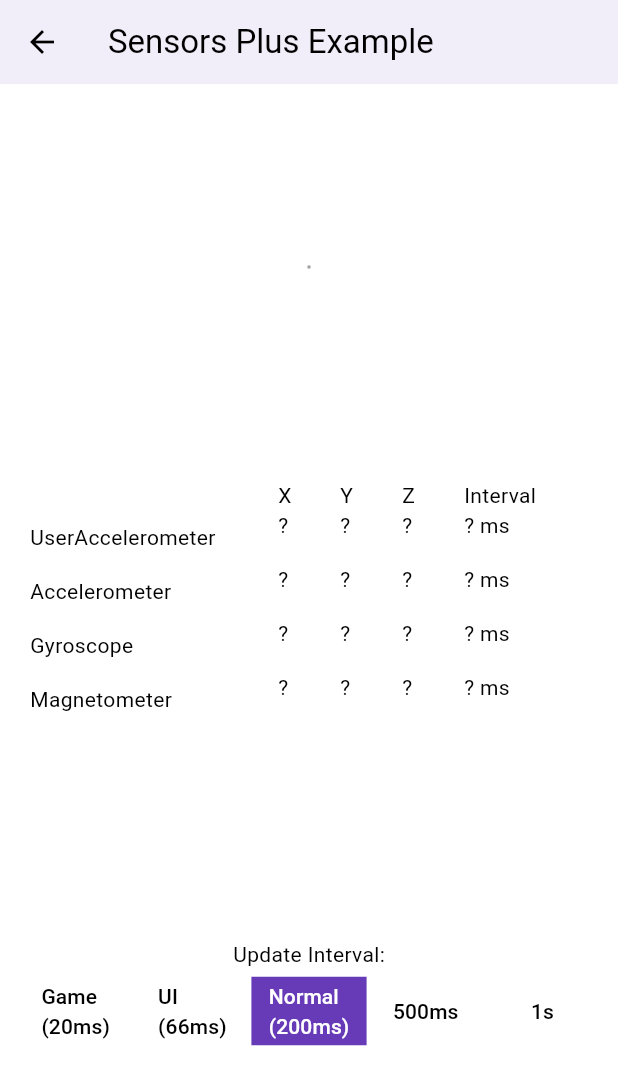
After one commit to SE-Final-Project-SafetyEye/SafetyEye, a Flutter app: the AccelerometerScreen screen opened directly, on a phone screen of 412 x 824 dp. The commit adds this screen. Shown: the top 1085 px of the screen. Run offline on Flutter 3.47's test engine with Material 3 defaults, Android fonts, the phone set to English and light mode, and no system bars; our stand-ins replace avatar_glow, firebase_auth, firebase_core, image_picker, sensors_plus, speech_to_text and 1 more; missing offline and left inert: highlight_text; accounts and stored records are empty.

```diff
--- /dev/null
+++ b/lib/poc/Location.dart
@@ -0,0 +1,304 @@
+import 'dart:async';
+
+import 'dart:async';
+
+import 'package:flutter/material.dart';
+import 'package:flutter/services.dart';
+import 'package:sensors_plus/sensors_plus.dart';
+
+class AccelerometerScreen extends StatefulWidget {
+  const AccelerometerScreen({super.key});
+  @override
+  _AccelerometerScreenState createState() => _AccelerometerScreenState();
+}
+
+class _AccelerometerScreenState extends State<AccelerometerScreen> {
+  static const Duration _ignoreDuration = Duration(milliseconds: 20);
+
+  static const int _snakeRows = 20;
+  static const int _snakeColumns = 20;
+  static const double _snakeCellSize = 10.0;
+
+  UserAccelerometerEvent? _userAccelerometerEvent;
+  AccelerometerEvent? _accelerometerEvent;
+  GyroscopeEvent? _gyroscopeEvent;
+  MagnetometerEvent? _magnetometerEvent;
+
+  DateTime? _userAccelerometerUpdateTime;
+  DateTime? _accelerometerUpdateTime;
+  DateTime? _gyroscopeUpdateTime;
+  DateTime? _magnetometerUpdateTime;
+
+  int? _userAccelerometerLastInterval;
+  int? _accelerometerLastInterval;
+  int? _gyroscopeLastInterval;
+  int? _magnetometerLastInterval;
+  final _streamSubscriptions = <StreamSubscription<dynamic>>[];
+
+  Duration sensorInterval = SensorInterval.normalInterval;
+
+  @override
+  Widget build(BuildContext context) {
+    return Scaffold(
+      appBar: AppBar(
+        title: const Text('Sensors Plus Example'),
+        elevation: 4,
+      ),
+      body: Column(
+        mainAxisAlignment: MainAxisAlignment.spaceEvenly,
+        children: <Widget>[
+          Center(
+            child: DecoratedBox(
+              decoration: BoxDecoration(
+                border: Border.all(width: 1.0, color: Colors.black38),
+              ),
+            ),
+          ),
+          Padding(
+            padding: const EdgeInsets.all(20.0),
+            child: Table(
+              columnWidths: const {
+                0: FlexColumnWidth(4),
+                4: FlexColumnWidth(2),
+              },
+              children: [
+                const TableRow(
+                  children: [
+                    SizedBox.shrink(),
+                    Text('X'),
+                    Text('Y'),
+                    Text('Z'),
+                    Text('Interval'),
+                  ],
+                ),
+                TableRow(
+                  children: [
+                    const Padding(
+                      padding: EdgeInsets.symmetric(vertical: 8.0),
+                      child: Text('UserAccelerometer'),
+                    ),
+                    Text(_userAccelerometerEvent?.x.toStringAsFixed(1) ?? '?'),
+                    Text(_userAccelerometerEvent?.y.toStringAsFixed(1) ?? '?'),
+                    Text(_userAccelerometerEvent?.z.toStringAsFixed(1) ?? '?'),
+                    Text(
+                        '${_userAccelerometerLastInterval?.toString() ?? '?'} ms'),
+                  ],
+                ),
+                TableRow(
+                  children: [
+                    const Padding(
+                      padding: EdgeInsets.symmetric(vertical: 8.0),
+                      child: Text('Accelerometer'),
+                    ),
+                    Text(_accelerometerEvent?.x.toStringAsFixed(1) ?? '?'),
+                    Text(_accelerometerEvent?.y.toStringAsFixed(1) ?? '?'),
+                    Text(_accelerometerEvent?.z.toStringAsFixed(1) ?? '?'),
+                    Text('${_accelerometerLastInterval?.toString() ?? '?'} ms'),
+                  ],
+                ),
+                TableRow(
+                  children: [
+                    const Padding(
+                      padding: EdgeInsets.symmetric(vertical: 8.0),
+                      child: Text('Gyroscope'),
+                    ),
+                    Text(_gyroscopeEvent?.x.toStringAsFixed(1) ?? '?'),
+                    Text(_gyroscopeEvent?.y.toStringAsFixed(1) ?? '?'),
+                    Text(_gyroscopeEvent?.z.toStringAsFixed(1) ?? '?'),
+                    Text('${_gyroscopeLastInterval?.toString() ?? '?'} ms'),
+                  ],
+                ),
+                TableRow(
+                  children: [
+                    const Padding(
+                      padding: EdgeInsets.symmetric(vertical: 8.0),
+                      child: Text('Magnetometer'),
+                    ),
+                    Text(_magnetometerEvent?.x.toStringAsFixed(1) ?? '?'),
+                    Text(_magnetometerEvent?.y.toStringAsFixed(1) ?? '?'),
+                    Text(_magnetometerEvent?.z.toStringAsFixed(1) ?? '?'),
+                    Text('${_magnetometerLastInterval?.toString() ?? '?'} ms'),
+                  ],
+                ),
+              ],
+            ),
+          ),
+          Column(
+            mainAxisSize: MainAxisSize.min,
+            children: [
+              const Text('Update Interval:'),
+              SegmentedButton(
+                segments: [
+                  ButtonSegment(
+                    value: SensorInterval.gameInterval,
+                    label: Text('Game\n'
+                        '(${SensorInterval.gameInterval.inMilliseconds}ms)'),
+                  ),
+                  ButtonSegment(
+                    value: SensorInterval.uiInterval,
+                    label: Text('UI\n'
+                        '(${SensorInterval.uiInterval.inMilliseconds}ms)'),
+                  ),
+                  ButtonSegment(
+                    value: SensorInterval.normalInterval,
+                    label: Text('Normal\n'
+                        '(${SensorInterval.normalInterval.inMilliseconds}ms)'),
+                  ),
+                  const ButtonSegment(
+                    value: Duration(milliseconds: 500),
+                    label: Text('500ms'),
+                  ),
+                  const ButtonSegment(
+                    value: Duration(seconds: 1),
+                    label: Text('1s'),
+                  ),
+                ],
+                selected: {sensorInterval},
+                showSelectedIcon: false,
+                onSelectionChanged: (value) {
+                  setState(() {
+                    sensorInterval = value.first;
+                    userAccelerometerEventStream(
+                        samplingPeriod: sensorInterval);
+                    accelerometerEventStream(samplingPeriod: sensorInterval);
+                    gyroscopeEventStream(samplingPeriod: sensorInterval);
+                    magnetometerEventStream(samplingPeriod: sensorInterval);
+                  });
+                },
+              ),
+            ],
+          ),
+        ],
+      ),
+    );
+  }
+
+  @override
+  void dispose() {
+    super.dispose();
+    for (final subscription in _streamSubscriptions) {
+      subscription.cancel();
+    }
+  }
+
+  @override
+  void initState() {
+    super.initState();
+    _streamSubscriptions.add(
+      userAccelerometerEventStream(samplingPeriod: sensorInterval).listen(
+            (UserAccelerometerEvent event) {
+          final now = DateTime.now();
+          setState(() {
+            _userAccelerometerEvent = event;
+            if (_userAccelerometerUpdateTime != null) {
+              final interval = now.difference(_userAccelerometerUpdateTime!);
+              if (interval > _ignoreDuration) {
+                _userAccelerometerLastInterval = interval.inMilliseconds;
+              }
+            }
+          });
+          _userAccelerometerUpdateTime = now;
+        },
+        onError: (e) {
+          showDialog(
+              context: context,
+              builder: (context) {
+                return const AlertDialog(
+                  title: Text("Sensor Not Found"),
+                  content: Text(
+                      "It seems that your device doesn't support User Accelerometer Sensor"),
+                );
+              });
+        },
+        cancelOnError: true,
+      ),
+    );
+    _streamSubscriptions.add(
+      accelerometerEventStream(samplingPeriod: sensorInterval).listen(
+            (AccelerometerEvent event) {
+          final now = DateTime.now();
+          setState(() {
+            _accelerometerEvent = event;
+            if (_accelerometerUpdateTime != null) {
+              final interval = now.difference(_accelerometerUpdateTime!);
+              if (interval > _ignoreDuration) {
+                _accelerometerLastInterval = interval.inMilliseconds;
+              }
+            }
+          });
+          _accelerometerUpdateTime = now;
+        },
+        onError: (e) {
+          showDialog(
+              context: context,
+              builder: (context) {
+                return const AlertDialog(
+                  title: Text("Sensor Not Found"),
+                  content: Text(
+                      "It seems that your device doesn't support Accelerometer Sensor"),
+                );
+              });
+        },
+        cancelOnError: true,
+      ),
+    );
+    _streamSubscriptions.add(
+      gyroscopeEventStream(samplingPeriod: sensorInterval).listen(
+            (GyroscopeEvent event) {
+          final now = DateTime.now();
+          setState(() {
+            _gyroscopeEvent = event;
+            if (_gyroscopeUpdateTime != null) {
+              final interval = now.difference(_gyroscopeUpdateTime!);
+              if (interval > _ignoreDuration) {
+                _gyroscopeLastInterval = interval.inMilliseconds;
+              }
+            }
+          });
+          _gyroscopeUpdateTime = now;
+        },
+        onError: (e) {
+          showDialog(
+              context: context,
+              builder: (context) {
+                return const AlertDialog(
+                  title: Text("Sensor Not Found"),
+                  content: Text(
+                      "It seems that your device doesn't support Gyroscope Sensor"),
+                );
+              });
+        },
+        cancelOnError: true,
+      ),
+    );
+    _streamSubscriptions.add(
+      magnetometerEventStream(samplingPeriod: sensorInterval).listen(
+            (MagnetometerEvent event) {
+          final now = DateTime.now();
+          setState(() {
+            _magnetometerEvent = event;
+            if (_magnetometerUpdateTime != null) {
+              final interval = now.difference(_magnetometerUpdateTime!);
+              if (interval > _ignoreDuration) {
+                _magnetometerLastInterval = interval.inMilliseconds;
+              }
+            }
+          });
+          _magnetometerUpdateTime = now;
+        },
+        onError: (e) {
+          showDialog(
+              context: context,
+              builder: (context) {
+                return const AlertDialog(
+                  title: Text("Sensor Not Found"),
+                  content: Text(
+                      "It seems that your device doesn't support Magnetometer Sensor"),
+                );
+              });
+        },
+        cancelOnError: true,
+      ),
+    );
+  }
+}
--- a/lib/poc/poc_selection_screen.dart
+++ b/lib/poc/poc_selection_screen.dart
@@ -1,4 +1,5 @@
 import 'package:flutter/material.dart';
+import 'package:safrt_eye_app/poc/Location.dart';
 import 'package:safrt_eye_app/poc/SecondPage.dart';
 import 'package:safrt_eye_app/poc/camera.dart';
 import 'package:safrt_eye_app/poc/voice_recognition.dart';
@@ -30,7 +31,7 @@ class MyHomePage extends StatelessWidget {
             PocButtonWidget(title: "Camera", page: CameraHomeScreen()),
             PocButtonWidget(title: "Text to speech", page: SpeechScreen()),
             PocButtonWidget(title: "compression", page: SecondPage(userEmail: "")),
-            PocButtonWidget(title: "VideoPlayer", page: CameraHomeScreen()),
+            PocButtonWidget(title: "Accelerometer", page: AccelerometerScreen()),
           ],
         ),
       ),
--- a/pubspec.yaml
+++ b/pubspec.yaml
@@ -49,6 +49,7 @@ dependencies:
   highlight_text: ^1.7.0
   speech_to_text: ^6.5.1
   image_picker: ^0.8.4+4
+  sensors_plus: ^4.0.2
 
 dev_dependencies:
   flutter_test:
```
Also changed, not shown: pubspec.lock.
